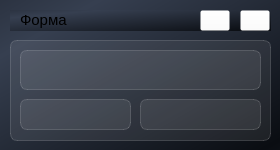
First picture: the form in continue.ui, repository vlkardakov/SmsToolsWithPySide, before the edit.
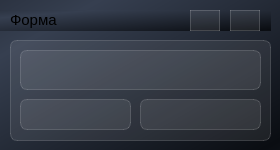
Second picture: the form after the edit. Icons and pictures are not drawn.

What changed in the file:
```diff
--- a/continue.ui
+++ b/continue.ui
@@ -148,9 +148,9 @@
   <widget class="QFrame" name="gridFrame_2">
    <property name="geometry">
     <rect>
-     <x>10</x>
+     <x>0</x>
      <y>10</y>
-     <width>261</width>
+     <width>271</width>
      <height>21</height>
     </rect>
    </property>
@@ -182,6 +182,7 @@
     </property>
     <property name="styleSheet">
      <string notr="true">QPushButton {
+border: 1px solid rgba(255,255,255,40);
 background-color: rgba(255,255,255,20);
 }
 
@@ -212,6 +213,7 @@
     </property>
     <property name="styleSheet">
      <string notr="true">QPushButton {
+border: 1px solid rgba(255,255,255,40);
 background-color: rgba(255,255,255,20);
 }
 
@@ -236,7 +238,7 @@
      <rect>
       <x>10</x>
       <y>0</y>
-      <width>91</width>
+      <width>51</width>
       <height>21</height>
      </rect>
     </property>
```
Left out of the diff: 7 changed lines with no effect on the pictures.
